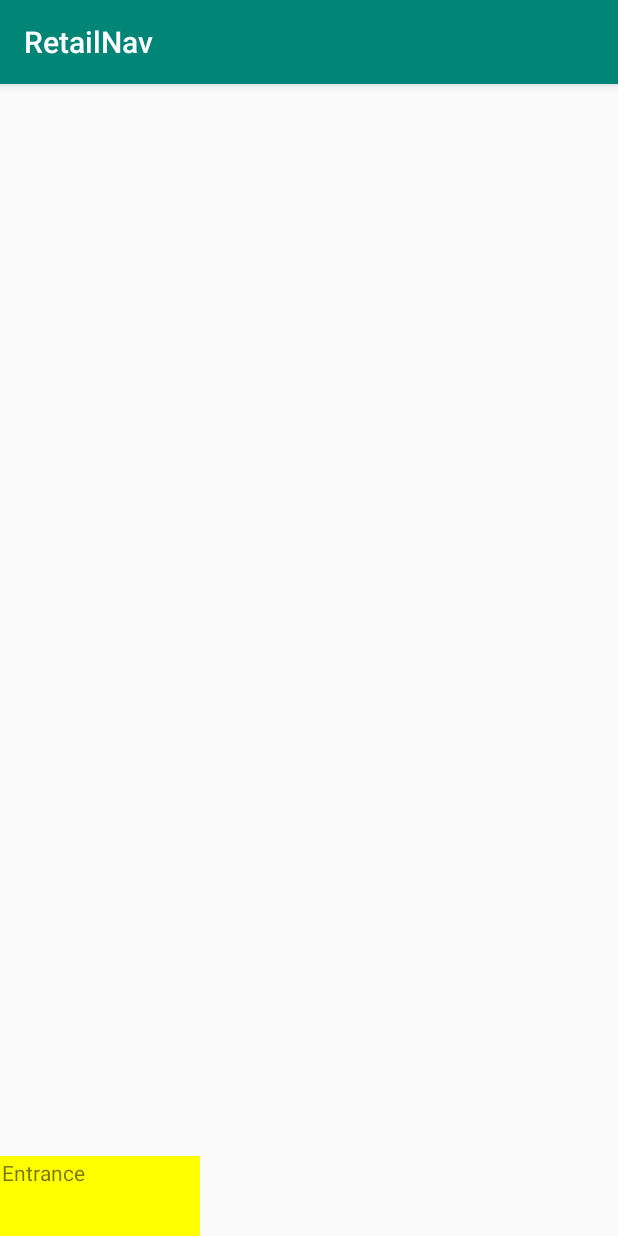
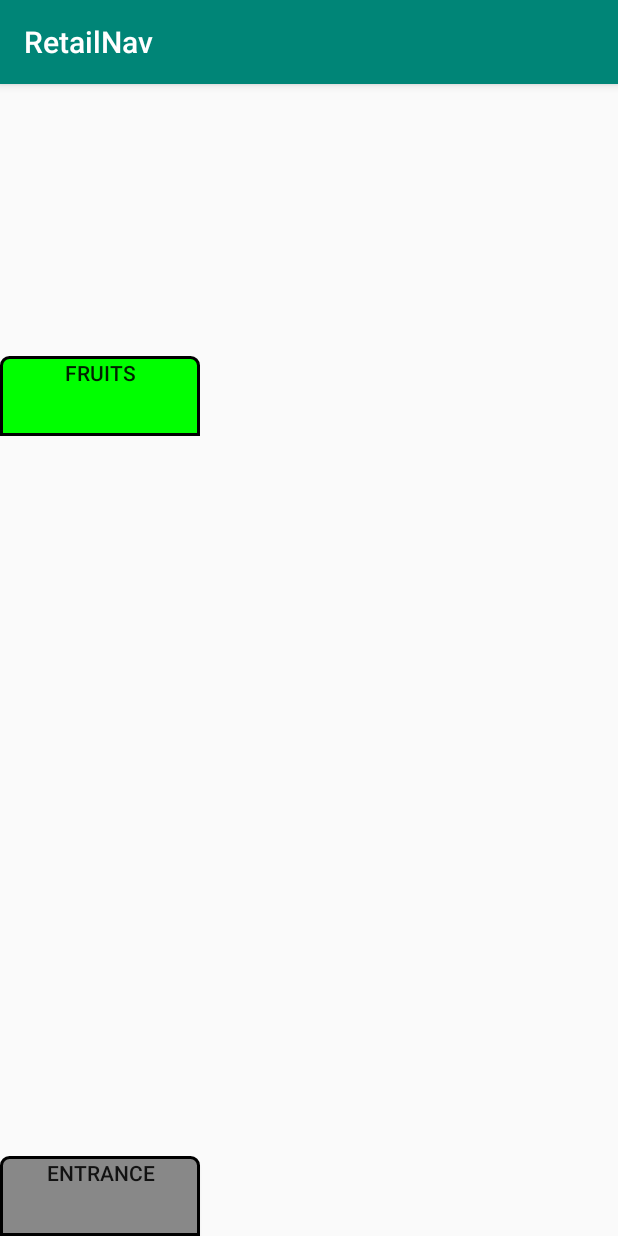
Before and after one commit to UmaAthikala/RetailNav, an Android app: the screen it shows after launch (activity_map), after a tap on "HELP ME SHOP", on a phone screen of 412 x 824 dp. Run offline under Robolectric (Android 15) with nearby library versions, the phone set to English and light mode, and no system bars.

Commit message:
sets the colors of the nodes based on the selected shopping items.

```diff
--- a/app/src/main/java/com/example/retailnav/MainActivity.java
+++ b/app/src/main/java/com/example/retailnav/MainActivity.java
@@ -9,6 +9,7 @@ import android.widget.CheckBox;
 import androidx.appcompat.app.AppCompatActivity;
 
 import java.util.ArrayList;
+import java.util.Iterator;
 import java.util.LinkedHashSet;
 import java.util.Set;
 
@@ -32,17 +33,17 @@ public class MainActivity extends AppCompatActivity {
 
     public void displayshoppingList()
     {
-        /*Iterator<String> shopListItr = shoppinglist.iterator();
-        while (shopListItr.hasNext()) {
+        Iterator<String> shopListItr = shoppinglist.iterator();
+        /*while (shopListItr.hasNext()) {
             System.out.println("\n.......................... "+shopListItr.next()+" ...........................................");
         }*/
         Set<String> hashSet = new LinkedHashSet(shoppinglist);
         shoppinglist = new ArrayList<String>(hashSet);
 
-       /* shopListItr = shoppinglist.iterator();
+        shopListItr = shoppinglist.iterator();
         while (shopListItr.hasNext()) {
             System.out.println("\n.......................... "+shopListItr.next()+" ...........................................");
-        }*/
+        }
     }
     public void modifyShoppingList(View v)
     {
--- a/app/src/main/java/com/example/retailnav/activity_map.java
+++ b/app/src/main/java/com/example/retailnav/activity_map.java
@@ -2,9 +2,10 @@ package com.example.retailnav;
 
 import android.content.Intent;
 import android.graphics.Color;
+import android.graphics.drawable.GradientDrawable;
 import android.os.Bundle;
+import android.widget.Button;
 import android.widget.RelativeLayout;
-import android.widget.TextView;
 
 import androidx.appcompat.app.AppCompatActivity;
 
@@ -50,30 +51,49 @@ public class activity_map extends AppCompatActivity {
 
     protected void create_nodes(String node_details[])
     {
-        if(shoppingList.contains(node_details[1])||node_details[1].contentEquals("Entrance")) {
+
             int node_id = Integer.parseInt(node_details[0]);
             int node_x = Integer.parseInt(node_details[2]);
             int node_y = Integer.parseInt(node_details[3]);
             //System.out.println(node_id + "," + node_details[1] + "," + node_x + "," + node_y);
             RelativeLayout map_layout;
             map_layout = (RelativeLayout) findViewById(R.id.activity_map);
-            TextView node = new TextView(this);
+            Button node = new Button(this);
             RelativeLayout.LayoutParams params = new RelativeLayout.LayoutParams(RelativeLayout.LayoutParams.WRAP_CONTENT,
                     RelativeLayout.LayoutParams.WRAP_CONTENT);
             params.addRule(RelativeLayout.ALIGN_PARENT_LEFT, RelativeLayout.TRUE);
             params.addRule(RelativeLayout.ALIGN_PARENT_BOTTOM, RelativeLayout.TRUE);
             params.setMargins(node_x * 20, 0, 0, node_y * 20);
             node.setLayoutParams(params);
-            node.setBackgroundColor(Color.YELLOW);
+            node.setGravity(1);
+            node.setClickable(true);
+            node.setFocusable(true);
             node.setPadding(2, 2, 2, 2);
             node.setId(node_id);
             node.setText(node_details[1]);
             node.setHeight(80);
             node.setWidth(200);
 
+
+        GradientDrawable shape = new GradientDrawable();
+        shape.setShape(GradientDrawable.RECTANGLE);
+        shape.setCornerRadii(new float[] { 8, 8, 8, 8, 0, 0, 0, 0 });
+        if(node_details[1].contentEquals("Entrance"))
+            shape.setColor(Color.GRAY);
+        else if(shoppingList.contains(node_details[1])) {
+            shape.setColor(Color.YELLOW);
+            System.out.println("\n\n***************"+node_details[1]);
+        }
+        else
+        shape.setColor(Color.GREEN);
+        shape.setStroke(3, Color.BLACK);
+        node.setBackground(shape);
+
+
+
             if (map_layout != null) {
-                map_layout.addView(node);
+                    map_layout.addView(node);
             }
-        }
+
     }
 }
```
Also changed, not shown: app/src/main/res/layout/activity_main.xml (+4 -4 lines).
